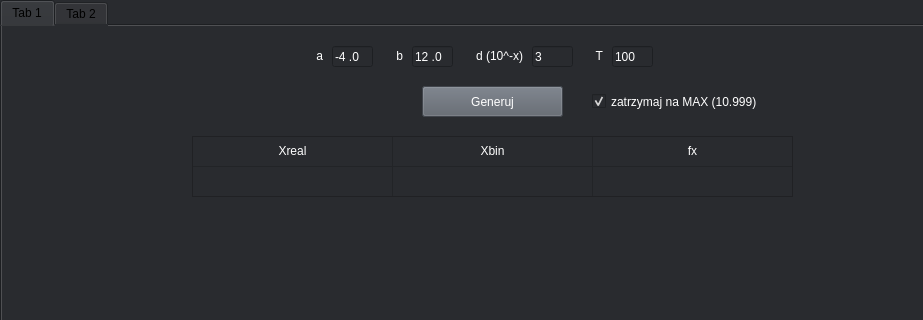
Old version of the form gui.ui in the repository bigboyTaysh/particle-swarm; both pictures show x 0 to 923 and y 0 to 320 of the 1009 by 609 pixel window.
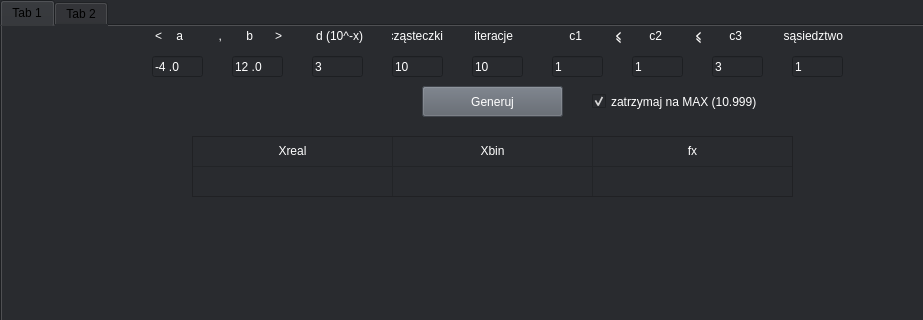
New version of the form. Custom widgets are drawn as their Qt base class.

Commit message: particles list, code cleanup

What changed in the file:
```diff
--- a/gui.ui
+++ b/gui.ui
@@ -104,9 +104,9 @@
      <widget class="QLineEdit" name="input_a">
       <property name="geometry">
        <rect>
-        <x>330</x>
-        <y>20</y>
-        <width>41</width>
+        <x>150</x>
+        <y>30</y>
+        <width>51</width>
         <height>21</height>
        </rect>
       </property>
@@ -123,9 +123,9 @@
      <widget class="QLineEdit" name="input_d">
       <property name="geometry">
        <rect>
-        <x>530</x>
-        <y>20</y>
-        <width>41</width>
+        <x>310</x>
+        <y>30</y>
+        <width>51</width>
         <height>21</height>
        </rect>
       </property>
@@ -142,8 +142,8 @@
      <widget class="QLabel" name="label">
       <property name="geometry">
        <rect>
-        <x>300</x>
-        <y>20</y>
+        <x>160</x>
+        <y>0</y>
         <width>21</width>
         <height>20</height>
        </rect>
@@ -161,8 +161,8 @@
      <widget class="QLabel" name="label_2">
       <property name="geometry">
        <rect>
-        <x>380</x>
-        <y>20</y>
+        <x>230</x>
+        <y>0</y>
         <width>21</width>
         <height>20</height>
        </rect>
@@ -180,9 +180,9 @@
      <widget class="QLineEdit" name="input_b">
       <property name="geometry">
        <rect>
-        <x>410</x>
-        <y>20</y>
-        <width>41</width>
+        <x>230</x>
+        <y>30</y>
+        <width>51</width>
         <height>21</height>
        </rect>
       </property>
@@ -199,8 +199,8 @@
      <widget class="QLabel" name="label_3">
       <property name="geometry">
        <rect>
-        <x>470</x>
-        <y>20</y>
+        <x>310</x>
+        <y>0</y>
         <width>51</width>
         <height>20</height>
        </rect>
@@ -218,9 +218,9 @@
      <widget class="QLineEdit" name="input_t">
       <property name="geometry">
        <rect>
-        <x>610</x>
-        <y>20</y>
-        <width>41</width>
+        <x>470</x>
+        <y>30</y>
+        <width>51</width>
         <height>21</height>
        </rect>
       </property>
@@ -232,15 +232,15 @@
        <string>99999</string>
       </property>
       <property name="text">
-       <string>100</string>
+       <string>10</string>
       </property>
      </widget>
      <widget class="QLabel" name="label_5">
       <property name="geometry">
        <rect>
-        <x>580</x>
-        <y>20</y>
-        <width>21</width>
+        <x>470</x>
+        <y>0</y>
+        <width>41</width>
         <height>20</height>
        </rect>
       </property>
@@ -248,7 +248,7 @@
        <string notr="true">color: rgb(255, 255, 255);</string>
       </property>
       <property name="text">
-       <string>T</string>
+       <string>iteracje</string>
       </property>
       <property name="alignment">
        <set>Qt::AlignRight|Qt::AlignTrailing|Qt::AlignVCenter</set>
@@ -474,6 +474,296 @@
        <bool>true</bool>
       </property>
      </widget>
+     <widget class="QLineEdit" name="input_particles">
+      <property name="geometry">
+       <rect>
+        <x>390</x>
+        <y>30</y>
+        <width>51</width>
+        <height>21</height>
+       </rect>
+      </property>
+      <property name="styleSheet">
+       <string notr="true">
+color: rgb(255, 255, 255);</string>
+      </property>
+      <property name="inputMask">
+       <string>99999</string>
+      </property>
+      <property name="text">
+       <string>10</string>
+      </property>
+     </widget>
+     <widget class="QLabel" name="label_6">
+      <property name="geometry">
+       <rect>
+        <x>390</x>
+        <y>0</y>
+        <width>51</width>
+        <height>20</height>
+       </rect>
+      </property>
+      <property name="styleSheet">
+       <string notr="true">color: rgb(255, 255, 255);</string>
+      </property>
+      <property name="text">
+       <string>cząsteczki</string>
+      </property>
+      <property name="alignment">
+       <set>Qt::AlignRight|Qt::AlignTrailing|Qt::AlignVCenter</set>
+      </property>
+     </widget>
+     <widget class="QLineEdit" name="input_c1">
+      <property name="geometry">
+       <rect>
+        <x>550</x>
+        <y>30</y>
+        <width>51</width>
+        <height>21</height>
+       </rect>
+      </property>
+      <property name="styleSheet">
+       <string notr="true">
+color: rgb(255, 255, 255);</string>
+      </property>
+      <property name="inputMask">
+       <string>99999</string>
+      </property>
+      <property name="text">
+       <string>1</string>
+      </property>
+     </widget>
+     <widget class="QLabel" name="label_7">
+      <property name="geometry">
+       <rect>
+        <x>560</x>
+        <y>0</y>
+        <width>20</width>
+        <height>20</height>
+       </rect>
+      </property>
+      <property name="styleSheet">
+       <string notr="true">color: rgb(255, 255, 255);</string>
+      </property>
+      <property name="text">
+       <string>c1</string>
+      </property>
+      <property name="alignment">
+       <set>Qt::AlignRight|Qt::AlignTrailing|Qt::AlignVCenter</set>
+      </property>
+     </widget>
+     <widget class="QLineEdit" name="input_c2">
+      <property name="geometry">
+       <rect>
+        <x>630</x>
+        <y>30</y>
+        <width>51</width>
+        <height>21</height>
+       </rect>
+      </property>
+      <property name="styleSheet">
+       <string notr="true">
+color: rgb(255, 255, 255);</string>
+      </property>
+      <property name="inputMask">
+       <string>99999</string>
+      </property>
+      <property name="text">
+       <string>1</string>
+      </property>
+     </widget>
+     <widget class="QLabel" name="label_8">
+      <property name="geometry">
+       <rect>
+        <x>640</x>
+        <y>0</y>
+        <width>20</width>
+        <height>20</height>
+       </rect>
+      </property>
+      <property name="styleSheet">
+       <string notr="true">color: rgb(255, 255, 255);</string>
+      </property>
+      <property name="text">
+       <string>c2</string>
+      </property>
+      <property name="alignment">
+       <set>Qt::AlignRight|Qt::AlignTrailing|Qt::AlignVCenter</set>
+      </property>
+     </widget>
+     <widget class="QLineEdit" name="input_c3">
+      <property name="geometry">
+       <rect>
+        <x>710</x>
+        <y>30</y>
+        <width>51</width>
+        <height>21</height>
+       </rect>
+      </property>
+      <property name="styleSheet">
+       <string notr="true">
+color: rgb(255, 255, 255);</string>
+      </property>
+      <property name="inputMask">
+       <string>99999</string>
+      </property>
+      <property name="text">
+       <string>3</string>
+      </property>
+     </widget>
+     <widget class="QLabel" name="label_9">
+      <property name="geometry">
+       <rect>
+        <x>720</x>
+        <y>0</y>
+        <width>20</width>
+        <height>20</height>
+       </rect>
+      </property>
+      <property name="styleSheet">
+       <string notr="true">color: rgb(255, 255, 255);</string>
+      </property>
+      <property name="text">
+       <string>c3</string>
+      </property>
+      <property name="alignment">
+       <set>Qt::AlignRight|Qt::AlignTrailing|Qt::AlignVCenter</set>
+      </property>
+     </widget>
+     <widget class="QLabel" name="label_10">
+      <property name="geometry">
+       <rect>
+        <x>600</x>
+        <y>0</y>
+        <width>20</width>
+        <height>20</height>
+       </rect>
+      </property>
+      <property name="styleSheet">
+       <string notr="true">color: rgb(255, 255, 255);</string>
+      </property>
+      <property name="text">
+       <string>⩽</string>
+      </property>
+      <property name="alignment">
+       <set>Qt::AlignRight|Qt::AlignTrailing|Qt::AlignVCenter</set>
+      </property>
+     </widget>
+     <widget class="QLabel" name="label_11">
+      <property name="geometry">
+       <rect>
+        <x>680</x>
+        <y>0</y>
+        <width>20</width>
+        <height>20</height>
+       </rect>
+      </property>
+      <property name="styleSheet">
+       <string notr="true">color: rgb(255, 255, 255);</string>
+      </property>
+      <property name="text">
+       <string>⩽</string>
+      </property>
+      <property name="alignment">
+       <set>Qt::AlignRight|Qt::AlignTrailing|Qt::AlignVCenter</set>
+      </property>
+     </widget>
+     <widget class="QLabel" name="label_16">
+      <property name="geometry">
+       <rect>
+        <x>140</x>
+        <y>0</y>
+        <width>20</width>
+        <height>20</height>
+       </rect>
+      </property>
+      <property name="styleSheet">
+       <string notr="true">color: rgb(255, 255, 255);</string>
+      </property>
+      <property name="text">
+       <string>&lt;</string>
+      </property>
+      <property name="alignment">
+       <set>Qt::AlignRight|Qt::AlignTrailing|Qt::AlignVCenter</set>
+      </property>
+     </widget>
+     <widget class="QLabel" name="label_17">
+      <property name="geometry">
+       <rect>
+        <x>260</x>
+        <y>0</y>
+        <width>20</width>
+        <height>20</height>
+       </rect>
+      </property>
+      <property name="styleSheet">
+       <string notr="true">color: rgb(255, 255, 255);</string>
+      </property>
+      <property name="text">
+       <string>&gt;</string>
+      </property>
+      <property name="alignment">
+       <set>Qt::AlignRight|Qt::AlignTrailing|Qt::AlignVCenter</set>
+      </property>
+     </widget>
+     <widget class="QLabel" name="label_18">
+      <property name="geometry">
+       <rect>
+        <x>200</x>
+        <y>0</y>
+        <width>20</width>
+        <height>20</height>
+       </rect>
+      </property>
+      <property name="styleSheet">
+       <string notr="true">color: rgb(255, 255, 255);</string>
+      </property>
+      <property name="text">
+       <string>,</string>
+      </property>
+      <property name="alignment">
+       <set>Qt::AlignRight|Qt::AlignTrailing|Qt::AlignVCenter</set>
+      </property>
+     </widget>
+     <widget class="QLineEdit" name="input_neighborhood">
+      <property name="geometry">
+       <rect>
+        <x>790</x>
+        <y>30</y>
+        <width>51</width>
+        <height>21</height>
+       </rect>
+      </property>
+      <property name="styleSheet">
+       <string notr="true">
+color: rgb(255, 255, 255);</string>
+      </property>
+      <property name="inputMask">
+       <string>99999</string>
+      </property>
+      <property name="text">
+       <string>1</string>
+      </property>
+     </widget>
+     <widget class="QLabel" name="label_19">
+      <property name="geometry">
+       <rect>
+        <x>780</x>
+        <y>0</y>
+        <width>61</width>
+        <height>20</height>
+       </rect>
+      </property>
+      <property name="styleSheet">
+       <string notr="true">color: rgb(255, 255, 255);</string>
+      </property>
+      <property name="text">
+       <string>sąsiedztwo</string>
+      </property>
+      <property name="alignment">
+       <set>Qt::AlignRight|Qt::AlignTrailing|Qt::AlignVCenter</set>
+      </property>
+     </widget>
     </widget>
     <widget class="QWidget" name="tab_2">
      <attribute name="title">
```
Left out of the diff: 2 changed lines with no effect on the pictures. The commit also changes 3 other files.
